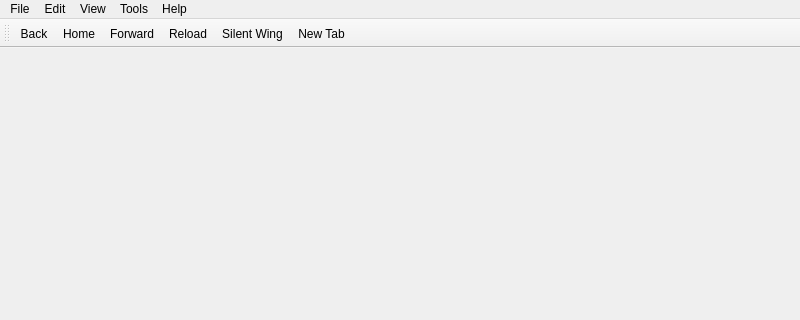
Above: src/ui/mainwindow.ui from SamuGallo-06/otus-browser before the change; both pictures show x 0 to 800 and y 0 to 320 of the 800 by 600 pixel window. Below: the same form after it.
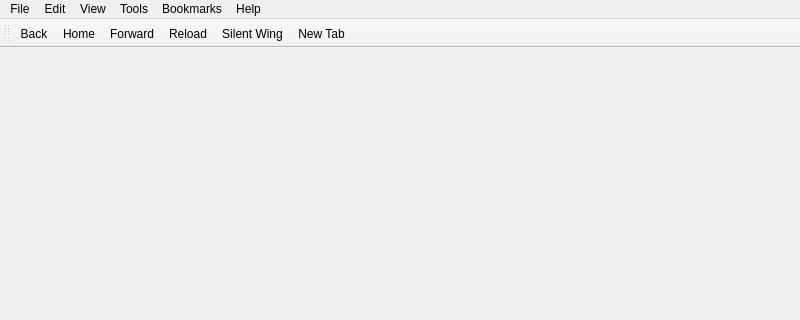
That is the form after the change. Icons and pictures are not drawn.

Commit message: feat: added bookmark creaion support

The edit to the form file:
```diff
--- a/src/ui/mainwindow.ui
+++ b/src/ui/mainwindow.ui
@@ -96,10 +96,21 @@
     <addaction name="actionPackage_Manager"/>
     <addaction name="actionPreferences"/>
    </widget>
+   <widget class="QMenu" name="menuBookmarks">
+    <property name="title">
+     <string>Bookmarks</string>
+    </property>
+    <addaction name="actionAdd_Bookmark"/>
+    <addaction name="actionBookmark_all_tabs"/>
+    <addaction name="actionManage_bookmarks"/>
+    <addaction name="actionShow_bookmarks_bar"/>
+    <addaction name="separator"/>
+   </widget>
    <addaction name="menuFile"/>
    <addaction name="menuEdit"/>
    <addaction name="menuView"/>
    <addaction name="menuTools"/>
+   <addaction name="menuBookmarks"/>
    <addaction name="menuHelp"/>
   </widget>
   <widget class="QStatusBar" name="statusbar"/>
```
Left out of the diff: 59 changed lines with no effect on the pictures. The commit also changes 5 other files.
